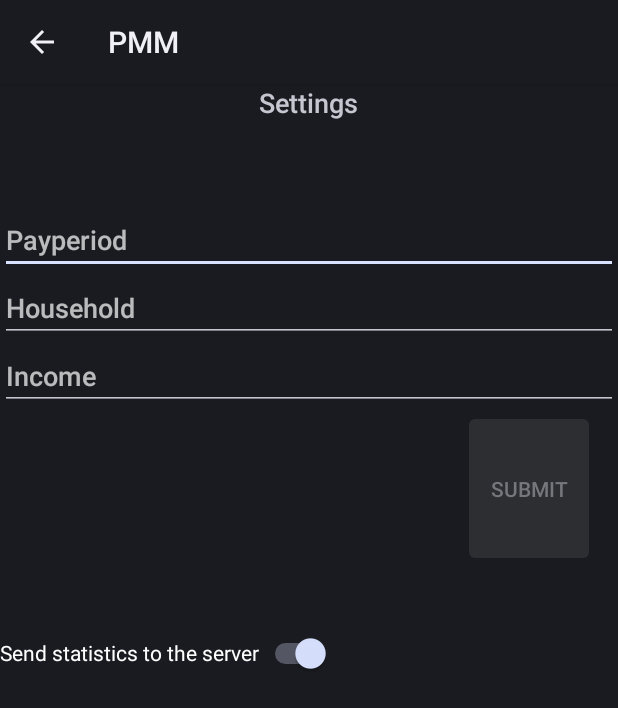
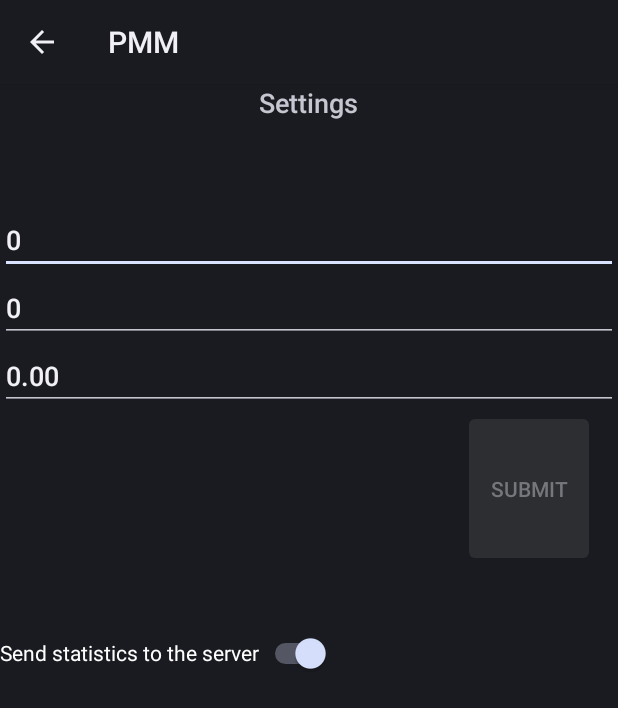
Before and after one commit to tylerstonge/PersonalMoneyManager, an Android app: the screen it shows after launch (SettingsActivity), in the options menu, after a tap on "Settings", on a phone screen of 412 x 824 dp. Shown: the top 708 px of the screen. Run offline under Robolectric (Android 15) with nearby library versions, the phone set to English and light mode, and no system bars.

Commit message:
saving settings

```diff
--- a/src/main/java/edu/oswego/tygama344/MainActivity.java
+++ b/src/main/java/edu/oswego/tygama344/MainActivity.java
@@ -1,7 +1,9 @@
 package edu.oswego.tygama344;
 
 import android.app.Activity;
+import android.content.Context;
 import android.content.Intent;
+import android.content.SharedPreferences;
 import android.os.Bundle;
 import android.view.Menu;
 import android.view.MenuInflater;
@@ -12,6 +14,12 @@ import android.widget.Button;
 public class MainActivity extends Activity {
 
     static final int ADD_NEW_PURCHASE_REQUEST = 1;
+    static final int SAVE_SETTINGS_REQUEST = 2;
+
+    // Current app settings
+    int payperiod;
+    int household;
+    int income;
 
     MySQLiteHelper db;
 
@@ -24,6 +32,9 @@ public class MainActivity extends Activity {
     public void onCreate(Bundle savedInstanceState) {
         super.onCreate(savedInstanceState);
         setContentView(R.layout.main);
+
+        // Load stored settings if exist
+        loadSettings();
 
         // Database
         db = new MySQLiteHelper(this);
@@ -58,7 +69,10 @@ public class MainActivity extends Activity {
         switch (item.getItemId()) {
             case R.id.actionSettings:
                 Intent i1 = new Intent(getApplicationContext(), SettingsActivity.class);
-                startActivity(i1);
+                i1.putExtra("payperiod", payperiod);
+                i1.putExtra("household", household);
+                i1.putExtra("income", income);
+                startActivityForResult(i1, SAVE_SETTINGS_REQUEST);
                 return true;
             case R.id.actionPurchaseHistory:
                 Intent i2 = new Intent(getApplicationContext(), PurchaseHistoryActivity.class);
@@ -86,6 +100,27 @@ public class MainActivity extends Activity {
                 // Store the new purchase object
                 db.insertPurchase(new Purchase(name, amount));
             }
+        } else if (requestCode == SAVE_SETTINGS_REQUEST) {
+            if (resultCode == RESULT_OK) {
+                SharedPreferences pref = getSharedPreferences(getString(R.string.settingsFile),
+                        Context.MODE_PRIVATE);
+                int payperiod = data.getIntExtra("payperiod", 0);
+                int household = data.getIntExtra("household", 0);
+                int income = data.getIntExtra("income", 0);
+                SharedPreferences.Editor editor = pref.edit();
+                editor.putInt("payperiod", payperiod);
+                editor.putInt("household", household);
+                editor.putInt("income", income);
+                editor.commit();
+                loadSettings();
+            }
         }
     }
+
+    public void loadSettings() {
+        SharedPreferences preferences = getSharedPreferences(getString(R.string.settingsFile), Context.MODE_PRIVATE);
+        payperiod = preferences.getInt("payperiod", 0);
+        household = preferences.getInt("household", 0);
+        income = preferences.getInt("income", 0);
+    }
 }
--- a/src/main/java/edu/oswego/tygama344/SettingsActivity.java
+++ b/src/main/java/edu/oswego/tygama344/SettingsActivity.java
@@ -11,7 +11,10 @@ import android.widget.CompoundButton;
 import android.widget.CompoundButton.OnCheckedChangeListener;
 import android.widget.EditText;
 import android.widget.Switch;
-import android.widget.TextView;
+
+import java.text.DecimalFormat;
+import java.text.DecimalFormatSymbols;
+import java.text.NumberFormat;
 
 
 public class SettingsActivity extends Activity {
@@ -28,18 +31,25 @@ public class SettingsActivity extends Activity {
 
     @Override
     protected void onCreate(Bundle savedInstanceState) {
-        //TODO store settings into a file
         super.onCreate(savedInstanceState);
         setContentView(R.layout.settings);
+        Bundle extras = getIntent().getExtras();
+
+        int payperiodValue = extras.getInt("payperiod");
+        int householdValue = extras.getInt("household");
+        int incomeValue = extras.getInt("income");
 
         // Find the name and amount EditText boxes
         payperiod = (EditText) findViewById(R.id.payperiod);
+        payperiod.setText(String.valueOf(payperiodValue));
         payperiod.addTextChangedListener(new TextWatcher() {
             @Override
-            public void onTextChanged(CharSequence s, int start, int end, int after) { }
+            public void onTextChanged(CharSequence s, int start, int end, int after) {
+            }
 
             @Override
-            public void beforeTextChanged(CharSequence s, int start, int end, int after) { }
+            public void beforeTextChanged(CharSequence s, int start, int end, int after) {
+            }
 
             @Override
             public void afterTextChanged(Editable s) {
@@ -47,13 +57,17 @@ public class SettingsActivity extends Activity {
                 unlockButton();
             }
         });
+
         household = (EditText) findViewById(R.id.household);
+        household.setText(String.valueOf(householdValue));
         household.addTextChangedListener(new TextWatcher() {
             @Override
-            public void beforeTextChanged(CharSequence s, int start, int end, int after) { }
+            public void beforeTextChanged(CharSequence s, int start, int end, int after) {
+            }
 
             @Override
-            public void onTextChanged(CharSequence s, int start, int end, int after) { }
+            public void onTextChanged(CharSequence s, int start, int end, int after) {
+            }
 
             @Override
             public void afterTextChanged(Editable s) {
@@ -61,13 +75,21 @@ public class SettingsActivity extends Activity {
                 unlockButton();
             }
         });
+
         income = (EditText) findViewById(R.id.income);
+        NumberFormat nf = NumberFormat.getCurrencyInstance();
+        DecimalFormatSymbols decimalFormatSymbols = ((DecimalFormat) nf).getDecimalFormatSymbols();
+        decimalFormatSymbols.setCurrencySymbol("");
+        ((DecimalFormat) nf).setDecimalFormatSymbols(decimalFormatSymbols);
+        income.setText(nf.format(incomeValue/100f).trim());
         income.addTextChangedListener(new TextWatcher() {
             @Override
-            public void beforeTextChanged(CharSequence s, int start, int end, int after) { }
+            public void beforeTextChanged(CharSequence s, int start, int end, int after) {
+            }
 
             @Override
-            public void onTextChanged(CharSequence s, int start, int end, int after) { }
+            public void onTextChanged(CharSequence s, int start, int end, int after) {
+            }
 
             @Override
             public void afterTextChanged(Editable s) {
@@ -82,9 +104,9 @@ public class SettingsActivity extends Activity {
         submitButton.setOnClickListener(new View.OnClickListener() {
             public void onClick(View v) {
                 Intent result = new Intent();
-                result.putExtra("payperiod", getAmountFromEditText(payperiod));
-                result.putExtra("household", getAmountFromEditText(household));
-                result.putExtra("income", getAmountFromEditText(income));
+                result.putExtra("payperiod", Integer.parseInt(payperiod.getText().toString()));
+                result.putExtra("household", Integer.parseInt(household.getText().toString()));
+                result.putExtra("income", (int) (Float.parseFloat(income.getText().toString())*100f));
                 setResult(Activity.RESULT_OK, result);
                 finish();
             }
@@ -103,8 +125,7 @@ public class SettingsActivity extends Activity {
 
                 if (isChecked) {
 //                    switchStatus.setText("Sending");
-                }
-                else {
+                } else {
 //                    switchStatus.setText("Switch is currently OFF");
                 }
             }
@@ -118,9 +139,4 @@ public class SettingsActivity extends Activity {
             submitButton.setEnabled(false);
         }
     }
-
-    private double getAmountFromEditText(TextView t) {
-        return Double.parseDouble(t.getText().toString());
-    }
-
 }
--- a/src/main/res/values/strings.xml
+++ b/src/main/res/values/strings.xml
@@ -1,6 +1,7 @@
 <?xml version="1.0" encoding="utf-8"?>
 <resources>
     <string name="app_name">PMM</string>
+    <string name="settingsFile">settings</string>
     <string name="addNewButton">Add purchase</string>
     <string name="cancelButton">Cancel</string>
     <string name="submitButton">Submit</string>
```
